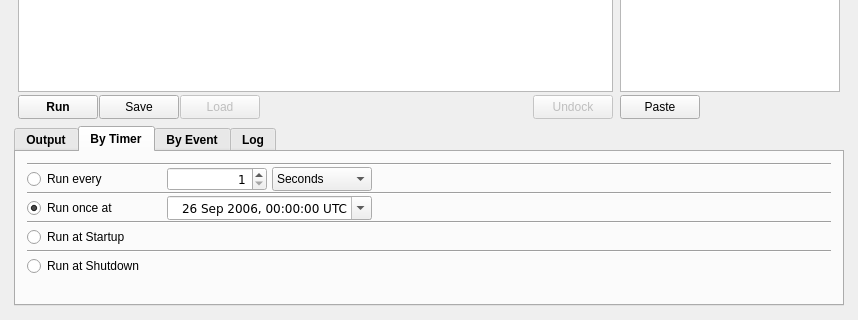
Before: the Qt Designer form Lua4RSWidget.ui in RetroShare/Lua4RS, drawn with Qt 5; both pictures show x 0 to 858 and y 501 to 821 of the 858 by 821 pixel window.
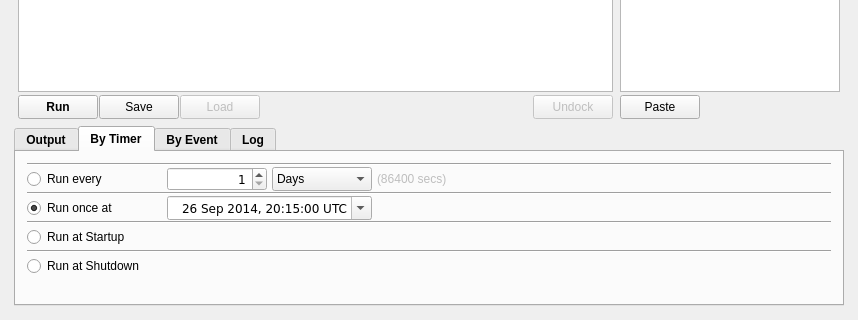
After: the same form once the commit is applied. Icons and pictures are not drawn.

Patch:
```diff
--- a/Lua4RSWidget.ui
+++ b/Lua4RSWidget.ui
@@ -1422,7 +1422,7 @@
                 </widget>
                </item>
                <item>
-                <layout class="QHBoxLayout" name="horizontalLayout_11" stretch="0,0,0,0">
+                <layout class="QHBoxLayout" name="horizontalLayout_11" stretch="0,0,0,0,0">
                  <property name="spacing">
                   <number>5</number>
                  </property>
@@ -1528,7 +1528,7 @@
                     <bool>false</bool>
                    </property>
                    <property name="currentIndex">
-                    <number>0</number>
+                    <number>3</number>
                    </property>
                    <property name="maxVisibleItems">
                     <number>15</number>
@@ -1563,6 +1563,22 @@
                    </item>
                   </widget>
                  </item>
+                 <item>
+                  <widget class="QLabel" name="l_runeveryhelper">
+                   <property name="enabled">
+                    <bool>false</bool>
+                   </property>
+                   <property name="font">
+                    <font>
+                     <weight>50</weight>
+                     <bold>false</bold>
+                    </font>
+                   </property>
+                   <property name="text">
+                    <string>(86400 secs)</string>
+                   </property>
+                  </widget>
+                 </item>
                  <item>
                   <spacer name="horizontalSpacer_6">
                    <property name="orientation">
@@ -1638,11 +1654,18 @@
                    </property>
                    <property name="date">
                     <date>
-                     <year>2006</year>
+                     <year>2014</year>
                      <month>9</month>
                      <day>26</day>
                     </date>
                    </property>
+                   <property name="time">
+                    <time>
+                     <hour>20</hour>
+                     <minute>15</minute>
+                     <second>0</second>
+                    </time>
+                   </property>
                    <property name="displayFormat">
                     <string>d MMM yyyy, HH:mm:ss t</string>
                    </property>
```
Left out of the diff: 6 changed lines with no effect on the pictures.
